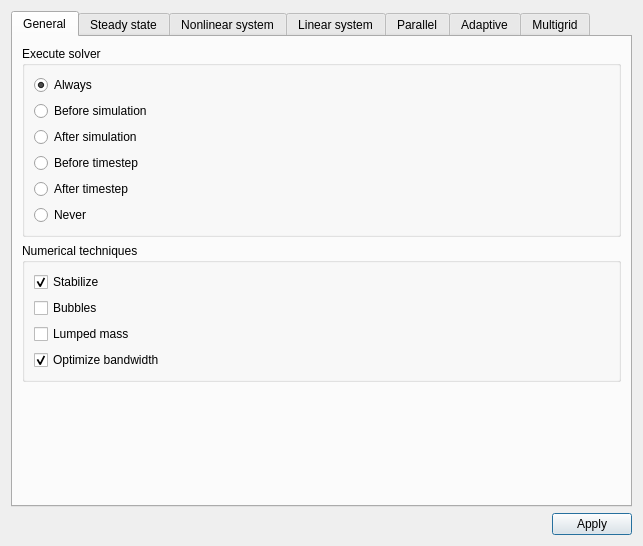
Old version of the form ElmerGUI/Application/forms/solverparameters.ui in the repository ElmerCSC/elmerfem.
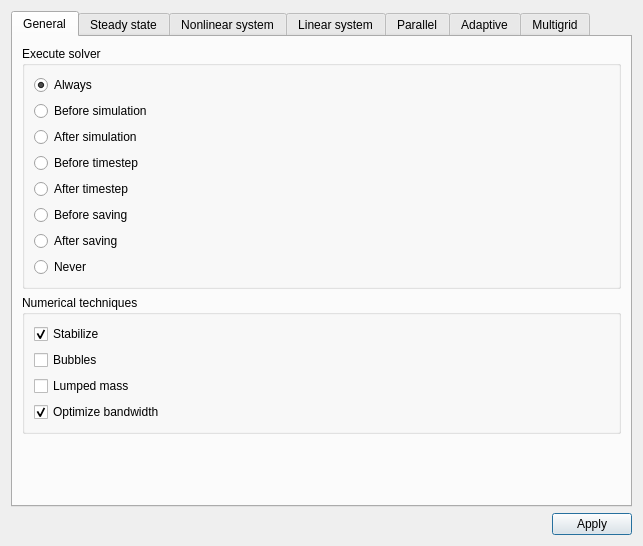
New version of the form. The open tabs and pages were chosen to show the change. Icons and pictures are not drawn.

Commit message: Add frequency and scaling as fixed keywords. Add exec slots for before/after saving.

```diff
--- a/ElmerGUI/Application/forms/solverparameters.ui
+++ b/ElmerGUI/Application/forms/solverparameters.ui
@@ -74,6 +74,20 @@
             </property>
            </widget>
           </item>
+          <item>
+           <widget class="QRadioButton" name="execBeforeSaving">
+            <property name="text">
+             <string>Before saving</string>
+            </property>
+           </widget>
+          </item>
+          <item>
+           <widget class="QRadioButton" name="execAfterSaving">
+            <property name="text">
+             <string>After saving</string>
+            </property>
+           </widget>
+          </item>
           <item>
            <widget class="QRadioButton" name="execNever">
             <property name="text">
```
Left out of the diff: 7 changed lines with no effect on the pictures. The commit also changes 2 other files.
